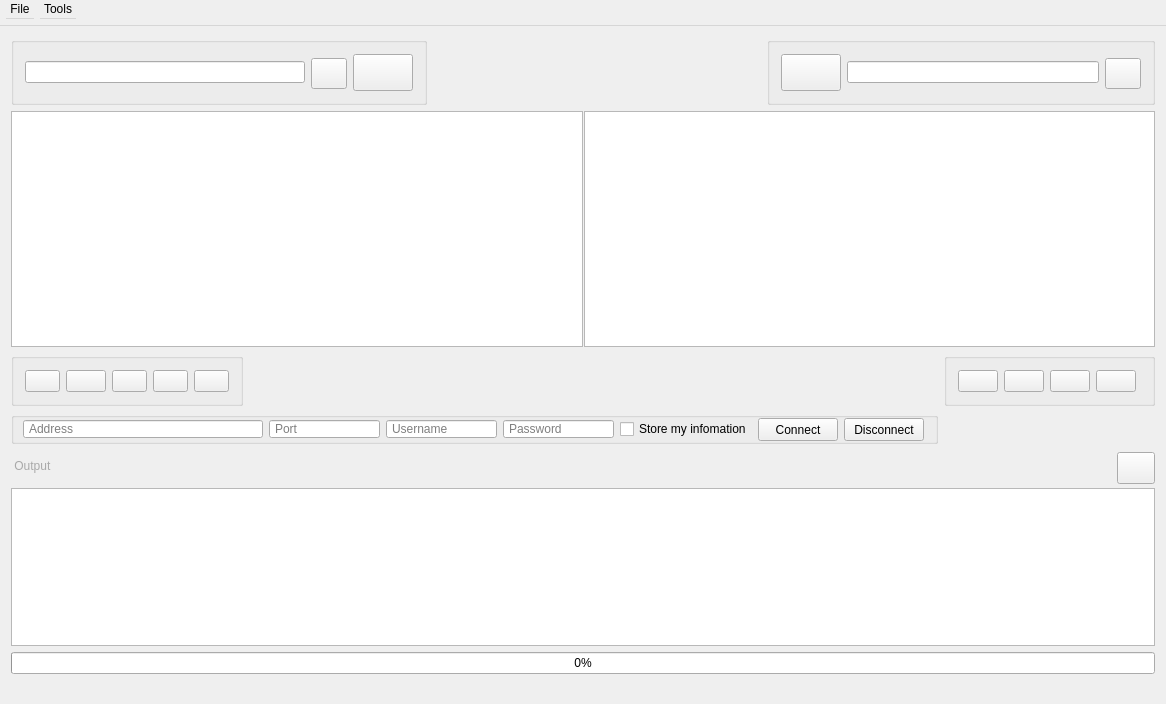
Old version of the form OpenFTP Client/resources/clientView.ui in the repository kandabi/OpenFTP.
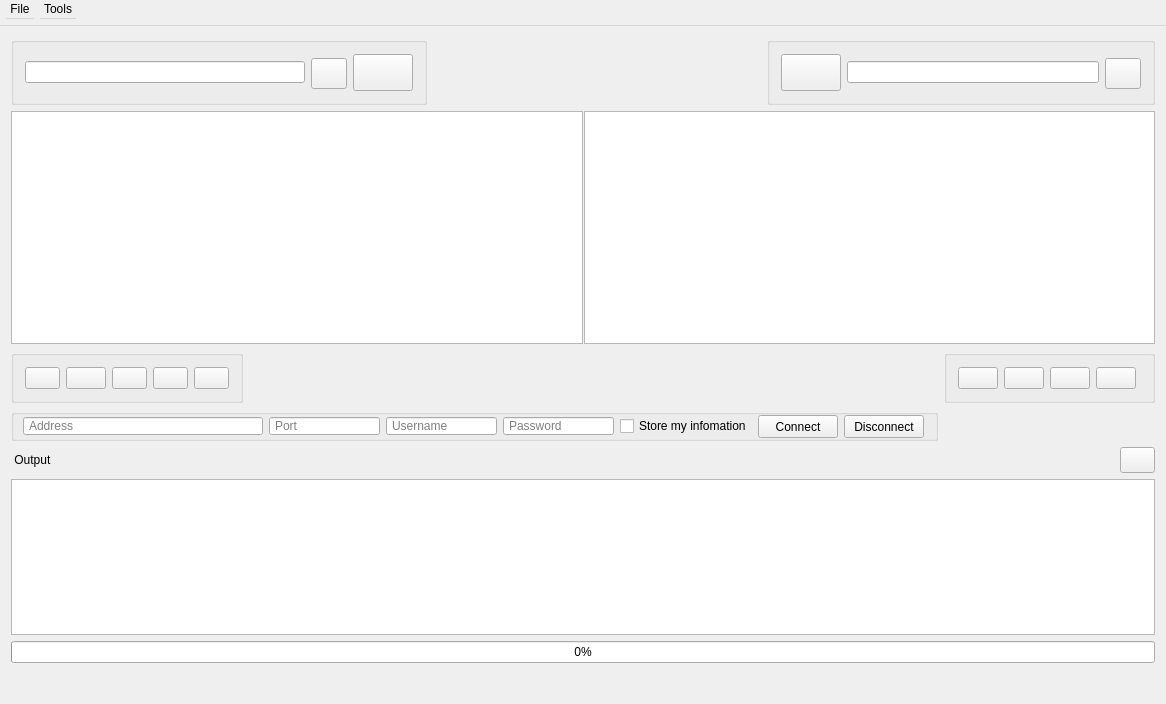
New version of the form. Icons and pictures are not drawn.

```diff
--- a/OpenFTP Client/resources/clientView.ui
+++ b/OpenFTP Client/resources/clientView.ui
@@ -260,7 +260,7 @@
     <item row="20" column="2">
      <widget class="QLabel" name="label">
       <property name="styleSheet">
-       <string notr="true">color:darkGrey;</string>
+       <string notr="true"/>
       </property>
       <property name="text">
        <string> Output</string>
@@ -1158,13 +1158,13 @@
       </property>
       <property name="minimumSize">
        <size>
-        <width>32</width>
-        <height>32</height>
+        <width>20</width>
+        <height>26</height>
        </size>
       </property>
       <property name="maximumSize">
        <size>
-        <width>38</width>
+        <width>35</width>
         <height>27</height>
        </size>
       </property>
@@ -1180,8 +1180,8 @@
       </property>
       <property name="iconSize">
        <size>
-        <width>29</width>
-        <height>26</height>
+        <width>20</width>
+        <height>20</height>
        </size>
       </property>
      </widget>
@@ -1189,6 +1189,12 @@
    </layout>
   </widget>
   <widget class="QStatusBar" name="statusBar">
+   <property name="minimumSize">
+    <size>
+     <width>0</width>
+     <height>30</height>
+    </size>
+   </property>
    <property name="maximumSize">
     <size>
      <width>16777215</width>
```
Left out of the diff: 3 changed lines with no effect on the pictures.
